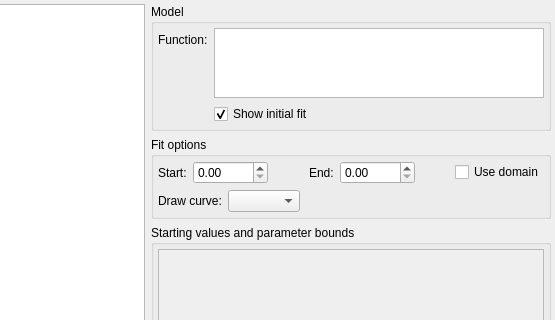
Before: the Qt Designer form src/tailor/resources/plot_tab.ui in davidfokkema/tailor, drawn with Qt 5; both pictures show x 445 to 1000 and y 0 to 320 of the 1000 by 600 pixel window.
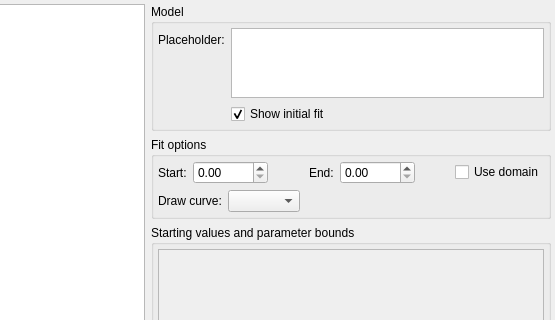
After: the same form once the commit is applied. Custom widgets are drawn as their Qt base class.

What changed in the file:
```diff
--- a/src/tailor/resources/plot_tab.ui
+++ b/src/tailor/resources/plot_tab.ui
@@ -214,7 +214,7 @@
         <item row="0" column="0">
          <widget class="QLabel" name="model_func_label">
           <property name="text">
-           <string>Function:</string>
+           <string>Placeholder:</string>
           </property>
          </widget>
         </item>
```
